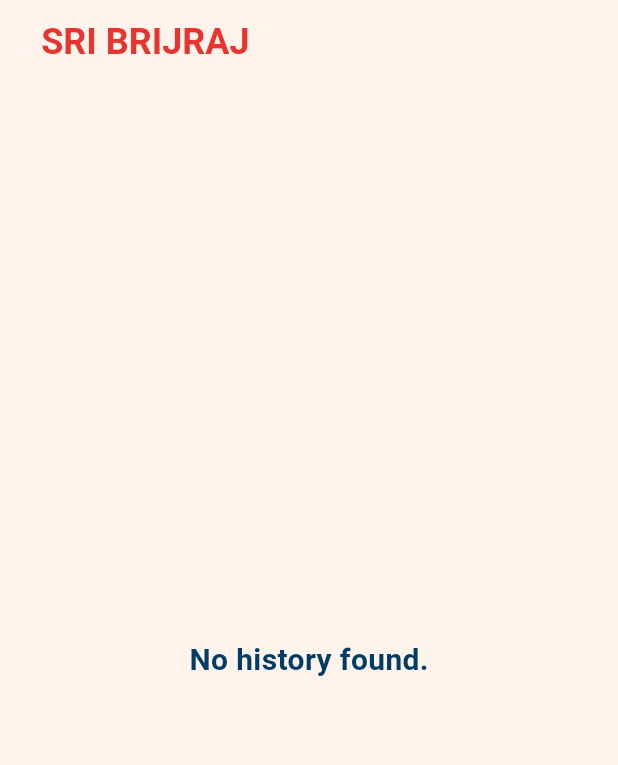
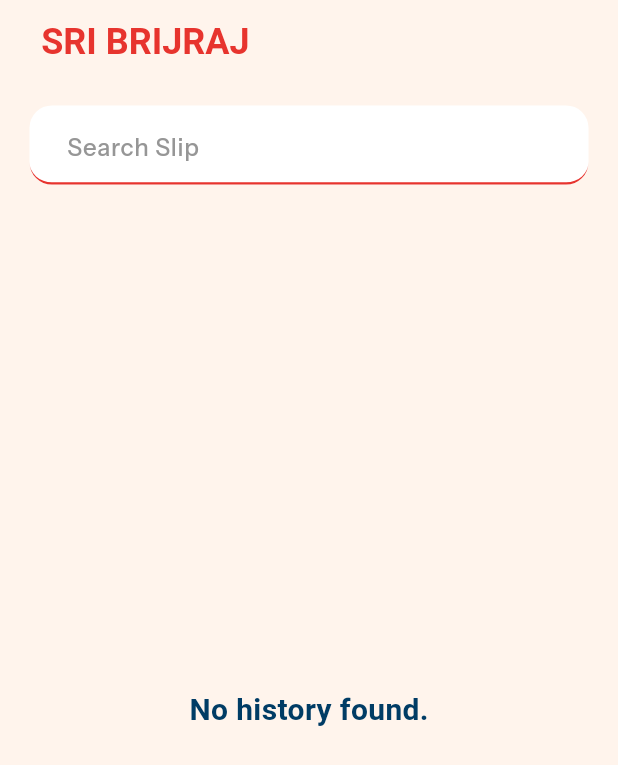
Before and after one commit to mjmehta912/sri_brijraj, a Flutter app: the HistoryScreen screen opened directly, after a tap on "OK", on a phone screen of 412 x 824 dp. Shown: the top 765 px of the screen. Run offline on Flutter 3.47's test engine with Material 3 defaults, Android fonts, the phone set to English and light mode, and no system bars; our stand-ins replace curved_navigation_bar, flutter_screenutil, flutter_secure_storage, flutter_svg, get, share_plus; missing offline and left inert: flutter_pdfview; accounts and stored records are empty; network calls fail; Roboto replaces fonts that are missing (InstrumentSansBold, InstrumentSansSemiBold); project files that could hold a hidden picture were left out.

Commit message:
additional features also done

```diff
--- a/lib/features/add_entry/controllers/add_entry_controller.dart
+++ b/lib/features/add_entry/controllers/add_entry_controller.dart
@@ -31,6 +31,7 @@ class AddEntryController extends GetxController {
   var transporters = <TransporterDm>[].obs;
   var filteredTransporters = <TransporterDm>[].obs;
   var selectedTransporter = ''.obs;
+  final remarkController = TextEditingController();
 
   void setFuelType(String type) {
     selectedFuelType.value = type;
@@ -272,6 +273,7 @@ class AddEntryController extends GetxController {
         vehicleCode: selectedVehicleCode.value == 0
             ? ''
             : selectedVehicleCode.value.toString(),
+        remark: remarkController.text,
         items: items,
       );
 
@@ -286,6 +288,7 @@ class AddEntryController extends GetxController {
       selectedCustomerCode.value = '';
       selectedVehicleNo.value = '';
       selectedVehicleCode.value = 0;
+      remarkController.clear();
       items.clear();
       isFuelAdded.value = false;
     } catch (e) {
--- a/lib/features/add_entry/screens/add_entry_screen.dart
+++ b/lib/features/add_entry/screens/add_entry_screen.dart
@@ -43,6 +43,7 @@ class _AddEntryScreenState extends State<AddEntryScreen> {
     _controller.selectedVehicleNo.value = '';
     _controller.selectedVehicleCode.value = 0;
     _controller.items.clear();
+    _controller.remarkController.clear();
     _controller.isFuelAdded.value = false;
 
     super.initState();
@@ -262,6 +263,11 @@ class _AddEntryScreenState extends State<AddEntryScreen> {
                                 );
                               }
                             },
+                          ),
+                          AppSpaces.v16,
+                          AppTextFormField(
+                            controller: _controller.remarkController,
+                            hintText: 'Remark',
                           ),
                           AppSpaces.v16,
                           Row(
--- a/lib/features/add_entry/services/add_entry_service.dart
+++ b/lib/features/add_entry/services/add_entry_service.dart
@@ -107,6 +107,7 @@ class AddEntryService {
     required String pcode,
     required String vehicleNo,
     required String vehicleCode,
+    required String remark,
     required List<Map<String, dynamic>> items,
   }) async {
     final url = Uri.parse(
@@ -124,6 +125,7 @@ class AddEntryService {
       'PCODE': pcode,
       'VehicleNo': vehicleNo,
       'VehicleCode': vehicleCode,
+      'Remark': remark,
       'data': items,
     };
 
--- a/lib/features/history/controllers/history_controller.dart
+++ b/lib/features/history/controllers/history_controller.dart
@@ -2,18 +2,64 @@ import 'package:brijraj_app/features/history/models/history_model_dm.dart';
 import 'package:brijraj_app/features/history/screens/pdf_screen.dart';
 import 'package:brijraj_app/features/history/services/history_api_service.dart';
 import 'package:brijraj_app/utils/alert_message_utils.dart';
+import 'package:flutter/material.dart';
 import 'package:get/get.dart';
 
 class HistoryController extends GetxController {
   var isLoading = false.obs;
+  var isLoadingMore = false.obs;
+  var hasMoreData = true.obs;
+  var currentPage = 1;
+  var pageSize = 10;
 
+  var searchController = TextEditingController();
+  var searchQuery = ''.obs;
   var historyList = <HistoryModelDm>[].obs;
 
-  Future<void> fetchHistory() async {
-    isLoading.value = true;
+  @override
+  void onInit() {
+    super.onInit();
+    fetchSlipHistory();
+    debounceSearchQuery();
+  }
+
+  void debounceSearchQuery() {
+    debounce(
+      searchQuery,
+      (_) => fetchSlipHistory(),
+      time: const Duration(
+        milliseconds: 300,
+      ),
+    );
+  }
+
+  Future<void> fetchSlipHistory({
+    bool loadMore = false,
+  }) async {
+    if (loadMore && !hasMoreData.value) return;
     try {
-      List<HistoryModelDm> fetchedHistory = await HistoryService.fetchHistory();
-      historyList.assignAll(fetchedHistory);
+      if (!loadMore) {
+        isLoading.value = true;
+        currentPage = 1;
+        historyList.clear();
+      } else {
+        isLoadingMore.value = true;
+      }
+
+      var fetchedHistory = await HistoryService.fetchHistory(
+        pageNumber: currentPage,
+        pageSize: pageSize,
+        slipNo: searchQuery.value,
+      );
+
+      if (fetchedHistory.isNotEmpty) {
+        historyList.addAll(
+          fetchedHistory,
+        );
+        currentPage++;
+      } else {
+        hasMoreData.value = false;
+      }
     } catch (e) {
       showErrorSnackbar(
         'Error',
@@ -21,6 +67,7 @@ class HistoryController extends GetxController {
       );
     } finally {
       isLoading.value = false;
+      isLoadingMore.value = false;
     }
   }
 
--- a/lib/features/history/models/history_model_dm.dart
+++ b/lib/features/history/models/history_model_dm.dart
@@ -4,6 +4,8 @@ class HistoryModelDm {
   final String pname;
   final String vehicleNo;
   final String transporter;
+  final String remark;
+  final String entryDateTime;
   final List<HistoryItemDm> items;
 
   HistoryModelDm({
@@ -13,6 +15,8 @@ class HistoryModelDm {
     required this.vehicleNo,
     required this.transporter,
     required this.items,
+    required this.remark,
+    required this.entryDateTime,
   });
 
   factory HistoryModelDm.fromJson(Map<String, dynamic> json) {
@@ -22,6 +26,8 @@ class HistoryModelDm {
       pname: json['pname'],
       vehicleNo: json['vehicleNo'],
       transporter: json['transporter'],
+      remark: json['remark'] ?? '',
+      entryDateTime: json['entryDateTime'],
       items: (json['items'] as List)
           .map(
             (item) => HistoryItemDm.fromJson(item),
--- a/lib/features/history/screens/history_screen.dart
+++ b/lib/features/history/screens/history_screen.dart
@@ -1,9 +1,12 @@
 import 'package:brijraj_app/constants/color_constants.dart';
 import 'package:brijraj_app/features/history/controllers/history_controller.dart';
+import 'package:brijraj_app/features/history/models/history_model_dm.dart';
 import 'package:brijraj_app/styles/textstyles.dart';
 import 'package:brijraj_app/widgets/app_appbar.dart';
 import 'package:brijraj_app/widgets/app_paddings.dart';
 import 'package:brijraj_app/widgets/app_size_extensions.dart';
+import 'package:brijraj_app/widgets/app_spacings.dart';
+import 'package:brijraj_app/widgets/app_text_form_field.dart';
 import 'package:flutter/material.dart';
 import 'package:get/get.dart';
 
@@ -24,7 +27,7 @@ class _HistoryScreenState extends State<HistoryScreen> {
   @override
   void initState() {
     super.initState();
-    _controller.fetchHistory();
+    _controller.fetchSlipHistory();
   }
 
   @override
@@ -37,30 +40,97 @@ class _HistoryScreenState extends State<HistoryScreen> {
           horizontal: 15.appWidth,
           vertical: 10.appHeight,
         ),
-        child: Obx(
+        child: Column(
+          children: [
+            AppTextFormField(
+              controller: _controller.searchController,
+              hintText: 'Search Slip',
+              onChanged: (query) {
+                _controller.searchQuery.value = query;
+              },
+            ),
+            AppSpaces.v12,
+            Obx(
               () {
                 if (_controller.isLoading.value) {
-              return const Center(
+                  return Expanded(
+                    child: const Center(
                       child: CircularProgressIndicator(
                         color: kColorDarkBlue,
+                      ),
                     ),
                   );
                 }
                 if (_controller.historyList.isEmpty) {
-              return Center(
+                  return Expanded(
+                    child: Center(
                       child: Text(
                         'No history found.',
                         style: TextStyles.kBoldInstrumentSans(
                           color: kColorSecondary,
                         ),
                       ),
+                    ),
                   );
                 }
-            return ListView.builder(
-              itemCount: _controller.historyList.length,
+                return Expanded(
+                  child: NotificationListener<ScrollNotification>(
+                    onNotification: (scrollNotification) {
+                      if (scrollNotification is ScrollEndNotification &&
+                          scrollNotification.metrics.extentAfter == 0) {
+                        _controller.fetchSlipHistory(
+                          loadMore: true,
+                        );
+                      }
+                      return false;
+                    },
+                    child: Obx(
+                      () => ListView.builder(
+                        itemCount: _controller.historyList.length + 1,
                         itemBuilder: (context, index) {
+                          if (index == _controller.historyList.length) {
+                            return _controller.isLoadingMore.value
+                                ? Padding(
+                                    padding: AppPaddings.p10,
+                                    child: Center(
+                                      child: CircularProgressIndicator(
+                                        color: kColorDarkBlue,
+                                      ),
+                                    ),
+                                  )
+                                : const SizedBox.shrink();
+                          }
                           final history = _controller.historyList[index];
+                          return HistoryCard(
+                            history: history,
+                            controller: _controller,
+                          );
+                        },
+                      ),
+                    ),
+                  ),
+                );
+              },
+            ),
+          ],
+        ),
+      ),
+    );
+  }
+}
 
+class HistoryCard extends StatelessWidget {
+  const HistoryCard({
+    super.key,
+    required this.history,
+    required HistoryController controller,
+  }) : _controller = controller;
+
+  final HistoryModelDm history;
+  final HistoryController _controller;
+
+  @override
+  Widget build(BuildContext context) {
     return Container(
       padding: AppPaddings.p8,
       margin: AppPaddings.pv4,
@@ -103,12 +173,27 @@ class _HistoryScreenState extends State<HistoryScreen> {
               ),
             ],
           ),
+          Row(
+            mainAxisAlignment: MainAxisAlignment.spaceBetween,
+            children: [
               Text(
                 history.date,
                 style: TextStyles.kSemiBoldInstrumentSans(
                   color: kColorPrimary,
-                          fontSize: 18,
+                  fontSize: FontSize.k18FontSize,
                 ),
+              ),
+              SizedBox(
+                width: 0.4.screenWidth,
+                child: Text(
+                  history.entryDateTime,
+                  style: TextStyles.kSemiBoldInstrumentSans(
+                    color: kColorLightGrey,
+                    fontSize: FontSize.k14FontSize,
+                  ),
+                ),
+              ),
+            ],
           ),
           ListView.builder(
             shrinkWrap: true,
@@ -128,10 +213,9 @@ class _HistoryScreenState extends State<HistoryScreen> {
               );
             },
           ),
+          if (history.transporter.isNotEmpty)
             Text(
-                        history.transporter.isNotEmpty
-                            ? history.transporter
-                            : 'N/A',
+              'Transporter : ${history.transporter}',
               style: TextStyles.kSemiBoldInstrumentSans(
                 color: kColorPrimary,
                 fontSize: 18,
@@ -151,18 +235,22 @@ class _HistoryScreenState extends State<HistoryScreen> {
                 history.vehicleNo,
                 style: TextStyles.kSemiBoldInstrumentSans(
                   color: kColorPrimary,
-                              fontSize: 18,
+                  fontSize: FontSize.k18FontSize,
                 ),
               ),
             ],
           ),
+          if (history.remark.isNotEmpty)
+            Text(
+              history.remark,
+              style: TextStyles.kMediumInstrumentSans(
+                color: kColorPrimary,
+                fontSize: FontSize.k18FontSize,
+              ).copyWith(
+                fontStyle: FontStyle.italic,
+              ),
+            ),
         ],
-                  ),
-                );
-              },
-            );
-          },
-        ),
       ),
     );
   }
--- a/lib/features/history/services/history_api_service.dart
+++ b/lib/features/history/services/history_api_service.dart
@@ -6,9 +6,13 @@ import 'package:brijraj_app/features/history/models/history_model_dm.dart';
 import 'package:http/http.dart' as http;
 
 class HistoryService {
-  static Future<List<HistoryModelDm>> fetchHistory() async {
+  static Future<List<HistoryModelDm>> fetchHistory({
+    String slipNo = '',
+    int pageNumber = 1,
+    int pageSize = 10,
+  }) async {
     final url = Uri.parse(
-      '$kBaseUrl/data/history',
+      '$kBaseUrl/data/history?SlipNo=$slipNo&PageSize=$pageSize&PageNumber=$pageNumber',
     );
 
     final headers = {
--- a/lib/features/login/screens/splash_screen.dart
+++ b/lib/features/login/screens/splash_screen.dart
@@ -31,7 +31,7 @@ class _SplashScreenState extends State<SplashScreen> {
     Future.delayed(
       const Duration(seconds: 3),
       () {
-        if (fullName!.isNotEmpty) {
+        if ( fullName!=null && fullName.isNotEmpty) {
           Get.offAll(
             () => BottomNavScreen(),
             transition: Transition.fadeIn,
```
Also changed, not shown: 2 other files. Lines whose indentation alone changed are shown as unchanged.
